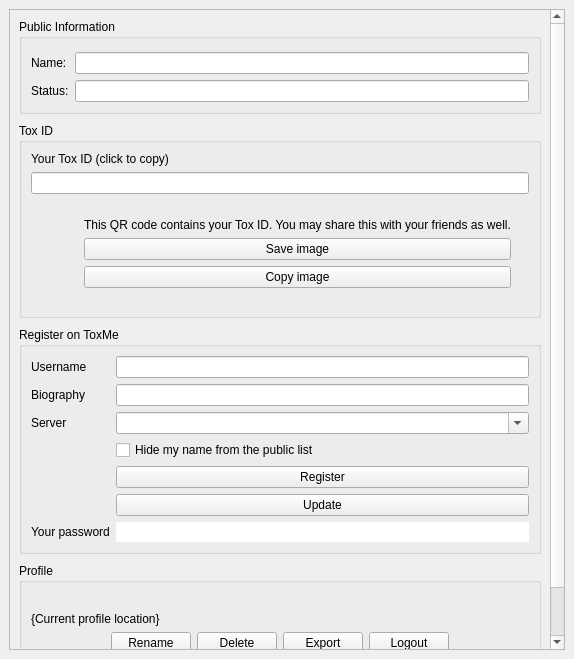
Qt form src/widget/form/profileform.ui (qTox/qTox) before a commit.
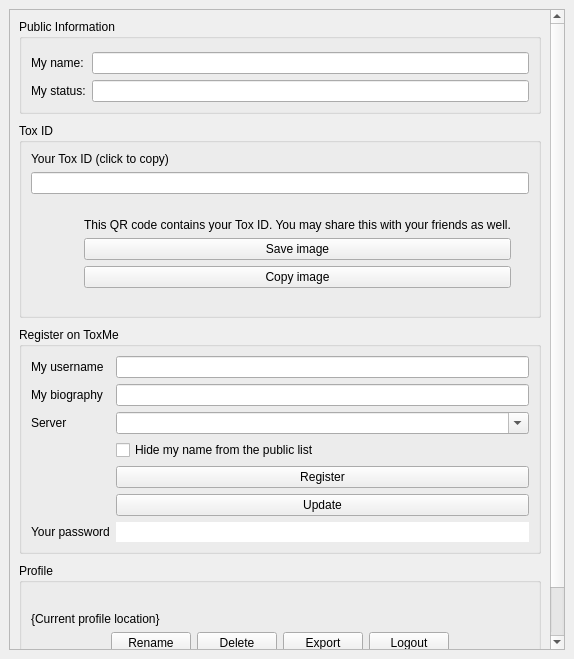
The same form after that commit. Custom widgets are drawn as their Qt base class.

Commit message:
feat(UI): add `My` to text labels on Profile page
That should make it more clear what input fields are there for.

```diff
--- a/src/widget/form/profileform.ui
+++ b/src/widget/form/profileform.ui
@@ -64,7 +64,7 @@
             <item row="0" column="0">
              <widget class="QLabel" name="userNameLabel">
               <property name="text">
-               <string>Name:</string>
+               <string>My name:</string>
               </property>
              </widget>
             </item>
@@ -81,7 +81,7 @@
             <item row="1" column="0">
              <widget class="QLabel" name="statusMessageLabel">
               <property name="text">
-               <string>Status:</string>
+               <string>My status:</string>
               </property>
              </widget>
             </item>
@@ -187,7 +187,7 @@
             <item row="0" column="0">
              <widget class="QLabel" name="toxmeUsernameLabel">
               <property name="text">
-               <string>Username</string>
+               <string>My username</string>
               </property>
              </widget>
             </item>
@@ -210,7 +210,7 @@
                <string comment="Tooltip for the Biography text.">Optional. Something about you. Or your cat.</string>
               </property>
               <property name="text">
-               <string>Biography</string>
+               <string>My biography</string>
               </property>
              </widget>
             </item>
```
